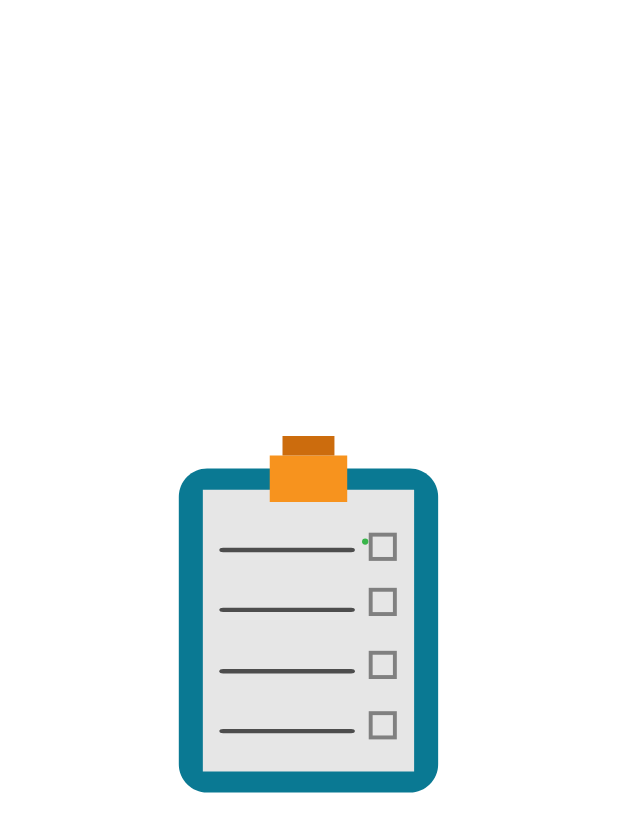
After one commit to nouramer725/To-Do-APPLICATION, a Flutter app: the first screen one second after launch, on a phone screen of 412 x 824 dp. The commit adds this screen. Shown: the top 832 px of the screen. Run offline on Flutter 3.47's test engine with Material 3 defaults, Android fonts, the phone set to English and light mode, and no system bars; drawn by our look-alikes of animated_splash_screen; our stand-ins replace bloc, flutter_bloc, lottie, sqflite; accounts and stored records are empty.

Commit message:
SplashScreen added

```diff
--- /dev/null
+++ b/lib/SplashScreen.dart
@@ -0,0 +1,38 @@
+import 'package:flutter/material.dart';
+import 'package:animated_splash_screen/animated_splash_screen.dart';
+import 'package:lottie/lottie.dart';
+import 'package:todo_application/Home_Layout.dart';
+import 'package:todo_application/New_Screen.dart';
+
+class SplashScreen extends StatelessWidget {
+  const SplashScreen({Key? key}) : super(key: key);
+
+  @override
+  Widget build(BuildContext context) {
+    return Theme(
+      data: ThemeData(
+        fontFamily: 'Montserrat',
+      ),
+      child: AnimatedSplashScreen(
+        splash: Column(
+          children: [
+            Expanded(
+              child: Center(
+                child: Lottie.asset(
+                  'assets/images/aa.json',
+                  animate: true,
+                  repeat: true,
+                  reverse: true,
+                  fit: BoxFit.cover
+                ),
+              ),
+            ),
+          ],
+        ),
+        nextScreen: const HomeLayout(),
+        splashIconSize: 350,
+        splashTransition: SplashTransition.scaleTransition,
+      ),
+    );
+  }
+}
--- a/lib/main.dart
+++ b/lib/main.dart
@@ -1,5 +1,6 @@
 import 'package:bloc/bloc.dart';
 import 'package:flutter/material.dart';
+import 'package:todo_application/SplashScreen.dart';
 import 'Home_Layout.dart';
 import 'shared/cubit/cubit_observer.dart';
 
@@ -18,7 +19,7 @@ class MyApp extends StatelessWidget {
         colorScheme: ColorScheme.fromSeed(seedColor: Colors.brown,),
         useMaterial3: true,
       ),
-      home: HomeLayout() ,
+      home: const SplashScreen() ,
     );
   }
 }
```
Also changed, not shown: assets/images/aa.json (added, +1 -0 lines), pubspec.yaml (+4 -3 lines), pubspec.lock.
